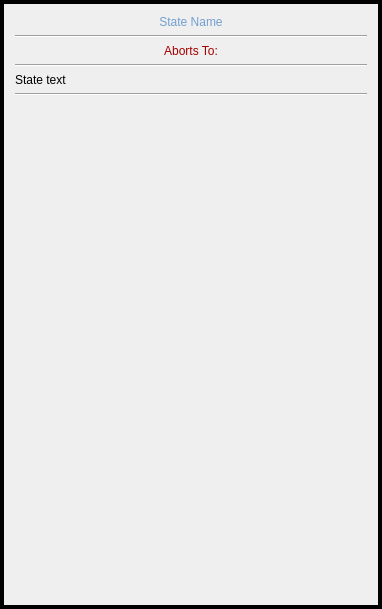
Above: src/external/ui/currentState.ui from vedangnaik/Carina-mirror before the change. Below: the same form after it.
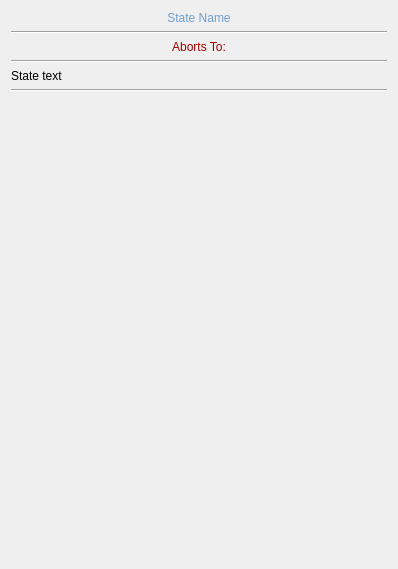
That is the form after the change.

Commit message: Made some UI changes, some renaming

Diff of the .ui file:
```diff
--- a/src/external/ui/currentState.ui
+++ b/src/external/ui/currentState.ui
@@ -1,13 +1,13 @@
 <?xml version="1.0" encoding="UTF-8"?>
 <ui version="4.0">
- <class>currentStateFrame</class>
- <widget class="QFrame" name="currentStateFrame">
+ <class>currentStateWidget</class>
+ <widget class="QWidget" name="currentStateWidget">
   <property name="geometry">
    <rect>
     <x>0</x>
     <y>0</y>
-    <width>382</width>
-    <height>609</height>
+    <width>398</width>
+    <height>569</height>
    </rect>
   </property>
   <property name="sizePolicy">
@@ -16,22 +16,14 @@
     <verstretch>0</verstretch>
    </sizepolicy>
   </property>
-  <property name="frameShape">
-   <enum>QFrame::Box</enum>
-  </property>
-  <property name="frameShadow">
-   <enum>QFrame::Plain</enum>
-  </property>
-  <property name="lineWidth">
+  <property name="lineWidth" stdset="0">
    <number>4</number>
   </property>
-  <layout class="QVBoxLayout" name="verticalLayout_4">
-   <item>
-    <layout class="QVBoxLayout" name="verticalLayout_3">
+  <layout class="QVBoxLayout" name="verticalLayout">
      <item>
       <widget class="QLabel" name="nameLabel">
        <property name="sizePolicy">
-        <sizepolicy hsizetype="Expanding" vsizetype="Preferred">
+      <sizepolicy hsizetype="Preferred" vsizetype="Preferred">
          <horstretch>0</horstretch>
          <verstretch>0</verstretch>
         </sizepolicy>
@@ -58,7 +50,7 @@
      <item>
       <widget class="QLabel" name="abortsToLabel">
        <property name="sizePolicy">
-        <sizepolicy hsizetype="Expanding" vsizetype="Preferred">
+      <sizepolicy hsizetype="Preferred" vsizetype="Preferred">
          <horstretch>0</horstretch>
          <verstretch>0</verstretch>
         </sizepolicy>
@@ -85,7 +77,7 @@
      <item>
       <widget class="QLabel" name="descriptionLabel">
        <property name="sizePolicy">
-        <sizepolicy hsizetype="Expanding" vsizetype="Preferred">
+      <sizepolicy hsizetype="Preferred" vsizetype="Preferred">
          <horstretch>0</horstretch>
          <verstretch>0</verstretch>
         </sizepolicy>
@@ -145,7 +137,7 @@
        <item>
         <widget class="QWidget" name="actionsWidget" native="true">
          <property name="sizePolicy">
-          <sizepolicy hsizetype="Expanding" vsizetype="Preferred">
+        <sizepolicy hsizetype="Preferred" vsizetype="Preferred">
            <horstretch>0</horstretch>
            <verstretch>0</verstretch>
           </sizepolicy>
@@ -181,12 +173,10 @@
        <property name="sizeHint" stdset="0">
         <size>
          <width>20</width>
-         <height>40</height>
+       <height>366</height>
         </size>
        </property>
       </spacer>
-     </item>
-    </layout>
    </item>
   </layout>
  </widget>
```
Lines whose indentation alone changed are shown as unchanged. The commit also changes 6 other files.
